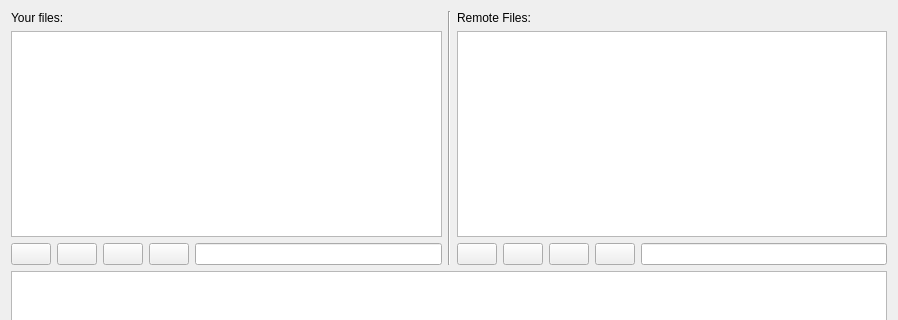
The window that hub/forms/DlgTransferFile.ui (subutai-io/control-center) describes before a commit, drawn with Qt 5; both pictures show x 0 to 898 and y 0 to 320 of the 898 by 639 pixel window.
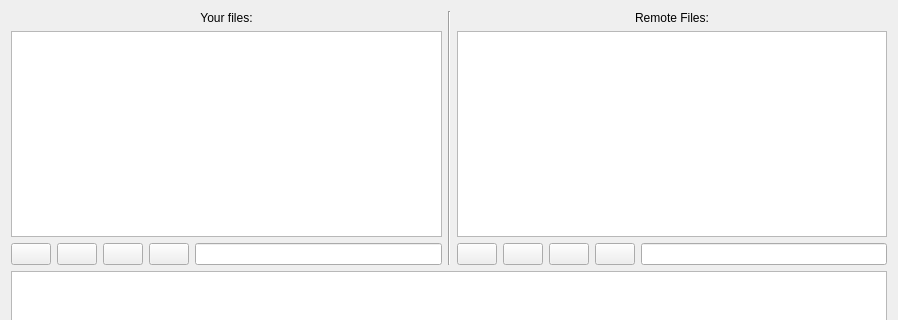
The same window after the commit. Icons and pictures are not drawn. Custom widgets are drawn as their Qt base class.

What changed in the file:
```diff
--- a/hub/forms/DlgTransferFile.ui
+++ b/hub/forms/DlgTransferFile.ui
@@ -21,13 +21,6 @@
      </property>
     </widget>
    </item>
-   <item row="0" column="0" colspan="2">
-    <widget class="QLabel" name="label_6">
-     <property name="text">
-      <string>Your files:</string>
-     </property>
-    </widget>
-   </item>
    <item row="2" column="0">
     <widget class="QPushButton" name="btn_upload_file">
      <property name="text">
@@ -116,13 +109,6 @@
      </property>
     </widget>
    </item>
-   <item row="0" column="6" colspan="3">
-    <widget class="QLabel" name="label_8">
-     <property name="text">
-      <string>Remote Files:</string>
-     </property>
-    </widget>
-   </item>
    <item row="2" column="7">
     <widget class="QPushButton" name="btn_remote_back">
      <property name="text">
@@ -211,6 +197,26 @@
      </property>
     </widget>
    </item>
+   <item row="0" column="0" colspan="5">
+    <widget class="QLabel" name="lbl_local_files">
+     <property name="text">
+      <string>Your files:</string>
+     </property>
+     <property name="alignment">
+      <set>Qt::AlignCenter</set>
+     </property>
+    </widget>
+   </item>
+   <item row="0" column="6" colspan="5">
+    <widget class="QLabel" name="lbl_remote_files">
+     <property name="text">
+      <string>Remote Files:</string>
+     </property>
+     <property name="alignment">
+      <set>Qt::AlignCenter</set>
+     </property>
+    </widget>
+   </item>
   </layout>
  </widget>
  <customwidgets>
```
